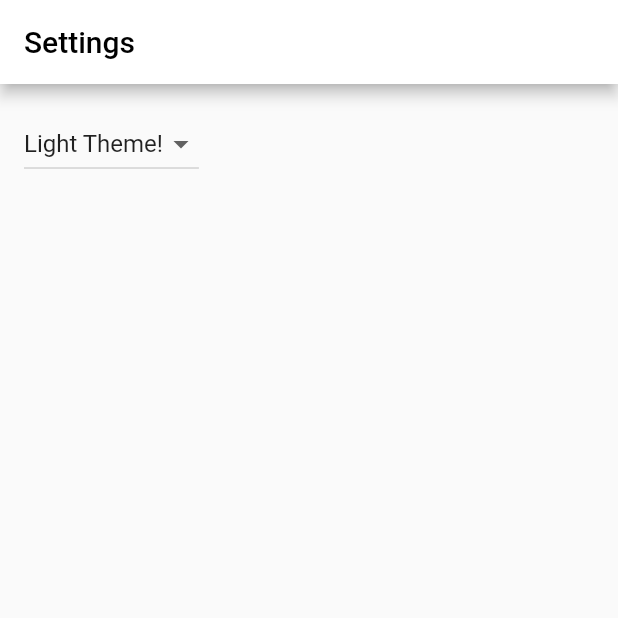
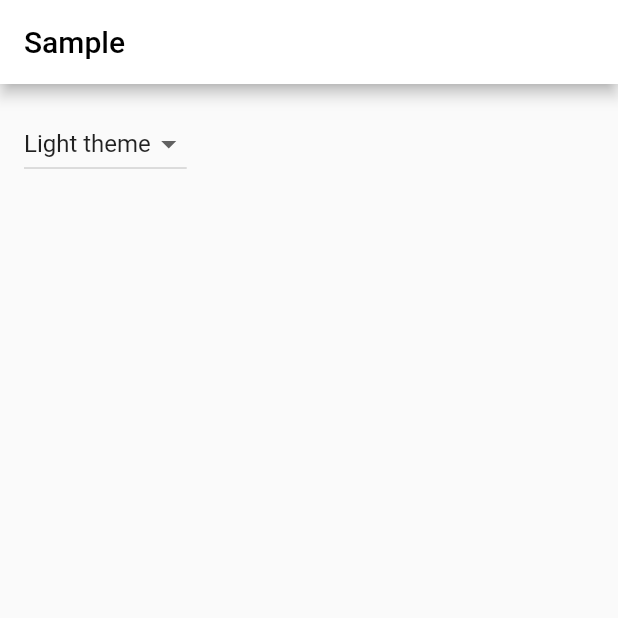
Before and after one commit to mobyleOfficial/MyCustomTheme, a Flutter app: the screen it shows after launch, on a phone screen of 412 x 824 dp, the top half of it. Run offline on Flutter 3.47's test engine with Material 2 defaults, Android fonts, the phone set to English and light mode, and no system bars; generated files the repository leaves out were written again.

Commit message:
Add localizations to sample

```diff
--- /dev/null
+++ b/sample/l10n.yaml
@@ -0,0 +1,3 @@
+arb-dir: lib/src/localization
+template-arb-file: app_en.arb
+output-localization-file: app_localizations.dart
--- a/sample/lib/src/app.dart
+++ b/sample/lib/src/app.dart
@@ -1,6 +1,7 @@
 import 'package:flutter/material.dart';
-import 'package:my_custom_theme/my_custom_theme.dart';
-import 'package:my_custom_theme_sample/src/my_custom_base_theme.dart';
+import 'package:flutter_gen/gen_l10n/app_localizations.dart';
+import 'package:flutter_localizations/flutter_localizations.dart';
+import 'package:my_custom_theme_sample/src/sample_screen.dart';
 
 class MyApp extends StatelessWidget {
   const MyApp({super.key});
@@ -8,49 +9,18 @@ class MyApp extends StatelessWidget {
   @override
   Widget build(BuildContext context) {
     return MaterialApp(
-      onGenerateRoute: (
-        RouteSettings routeSettings,
-      ) =>
-          MaterialPageRoute(
-        settings: routeSettings,
-        builder: (BuildContext context) {
-          final selectedTheme =
-              MyCustomThemeBuilder.selectedOf<MyCustomBaseTheme>(context);
-          return Scaffold(
-            appBar: AppBar(
-              title: Text(
-                'Settings',
-                style: TextStyle(
-                  color: selectedTheme.foreground,
-                ),
-              ),
-              foregroundColor: selectedTheme.foreground,
-              backgroundColor: selectedTheme.background,
-            ),
-            body: Padding(
-              padding: const EdgeInsets.all(16),
-              child: DropdownButton(
-                value: selectedTheme,
-                onChanged: (value) {
-                  if (value != null) {
-                    MyCustomThemeBuilder.setSelectedOf(
-                      value,
-                      context: context,
-                    );
-                  }
-                },
-                items: MyCustomThemeBuilder.themeListOf(context)
-                    .map(
-                      (theme) => DropdownMenuItem(
-                        value: theme,
-                        child: Text(theme.nameOf(context)),
-                      ),
-                    )
-                    .toList(),
-              ),
-            ),
-          );
-        },
+      restorationScopeId: 'app',
+      localizationsDelegates: const [
+        AppLocalizations.delegate,
+        GlobalMaterialLocalizations.delegate,
+        GlobalWidgetsLocalizations.delegate,
+        GlobalCupertinoLocalizations.delegate,
+      ],
+      supportedLocales: const [Locale('en', '')],
+      onGenerateTitle: (context) => AppLocalizations.of(context)!.appTitle,
+      onGenerateRoute: (settings) => MaterialPageRoute(
+        settings: settings,
+        builder: (_) => const SampleScreen(),
       ),
     );
   }
--- /dev/null
+++ b/sample/lib/src/localization/app_en.arb
@@ -0,0 +1,18 @@
+{
+  "appTitle": "my_custom_theme_sample",
+  "@appTitle": {
+    "description": "Title of the application"
+  },
+  "lightThemeTitle": "Light theme",
+  "@lightThemeTitle": {
+    "description": "Title of the light theme"
+  },
+  "darkThemeTitle": "Dark theme",
+  "@darkThemeTitle": {
+    "description": "Title of the dark theme"
+  },
+  "samplePageTitle": "Sample",
+  "@samplePageTitle": {
+    "description": "Title of the sample screen"
+  }
+}
--- /dev/null
+++ b/sample/lib/src/sample_screen.dart
@@ -0,0 +1,44 @@
+import 'package:flutter/cupertino.dart';
+import 'package:flutter/material.dart';
+import 'package:flutter_gen/gen_l10n/app_localizations.dart';
+import 'package:my_custom_theme/my_custom_theme.dart';
+import 'package:my_custom_theme_sample/src/my_custom_base_theme.dart';
+
+class SampleScreen extends StatelessWidget {
+  const SampleScreen({super.key});
+
+  @override
+  Widget build(BuildContext context) {
+    final selectedTheme =
+        MyCustomThemeBuilder.selectedOf<MyCustomBaseTheme>(context);
+    return Scaffold(
+      appBar: AppBar(
+        title: Text(
+          AppLocalizations.of(context)?.samplePageTitle ?? "",
+          style: TextStyle(color: selectedTheme.foreground),
+        ),
+        foregroundColor: selectedTheme.foreground,
+        backgroundColor: selectedTheme.background,
+      ),
+      body: Padding(
+        padding: const EdgeInsets.all(16),
+        child: DropdownButton(
+          value: selectedTheme,
+          onChanged: (value) {
+            if (value != null) {
+              MyCustomThemeBuilder.setSelectedOf(value, context: context);
+            }
+          },
+          items: MyCustomThemeBuilder.themeListOf(context)
+              .map(
+                (theme) => DropdownMenuItem(
+                  value: theme,
+                  child: Text(theme.nameOf(context)),
+                ),
+              )
+              .toList(),
+        ),
+      ),
+    );
+  }
+}
--- a/sample/pubspec.yaml
+++ b/sample/pubspec.yaml
@@ -25,6 +25,6 @@ dev_dependencies:
 
 flutter:
   uses-material-design: true
-  generate: false
+  generate: true
   assets:
     - assets/images/
```
Also changed, not shown: sample/lib/src/my_custom_base_theme.dart (+5 -2 lines).
